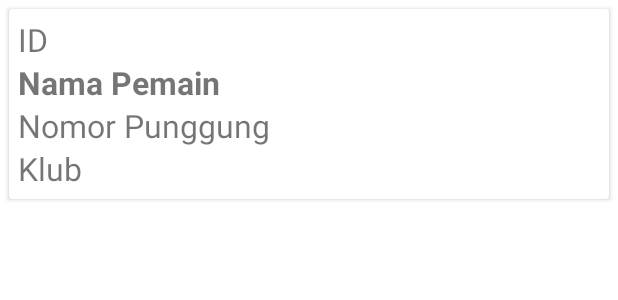
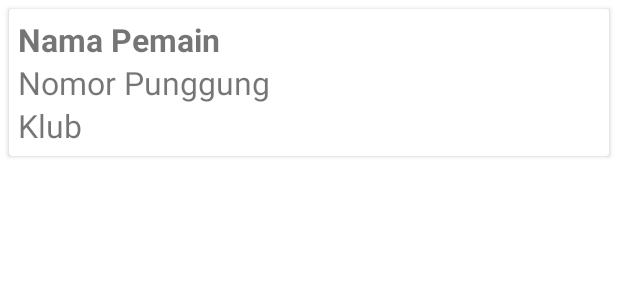
Before and after one commit to 2022-2023-Genap-PAB2-IF4A/FootballPlayer, an Android app: the layout list_item_player.xml on its own in the app's theme, with its tools: preview values and no code run, on a phone screen of 412 x 824 dp. Shown: the top 300 px of the screen. Run offline under Robolectric (Android 15) with nearby library versions, the phone set to English and light mode, and no system bars.

Commit message:
Update list_item_player.xml

```diff
--- a/app/src/main/res/layout/list_item_player.xml
+++ b/app/src/main/res/layout/list_item_player.xml
@@ -16,7 +16,8 @@
             android:layout_width="wrap_content"
             android:layout_height="wrap_content"
             android:text="ID"
-            android:textSize="21sp" />
+            android:textSize="21sp"
+            android:visibility="gone"/>
 
         <TextView
             android:id="@+id/tv_nama"
```
